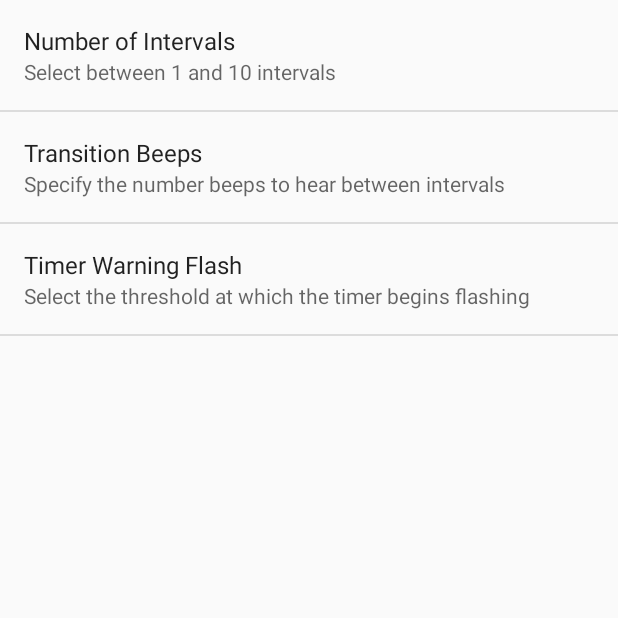
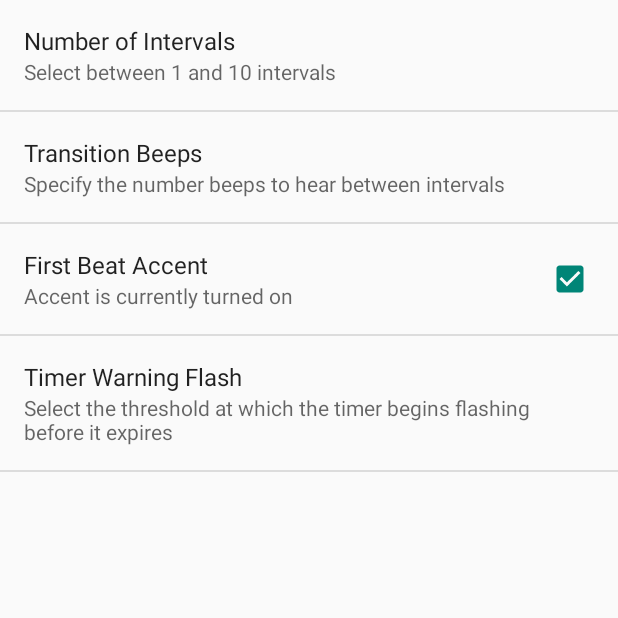
Before and after one commit to joenelsong/android_IntervalTimerMetronome, an Android app: the screen it shows after launch (SettingsActivity), after a tap on "SETTINGS", on a phone screen of 412 x 824 dp, the top half of it. Run offline under Robolectric (Android 15) with nearby library versions, the phone set to English and light mode, and no system bars; 3 other taps on this screen came first.

Commit message:
fixed bugs, added all features pretty much

```diff
--- a/app/src/main/java/com/joeynelson/timer/ControlsFragment.java
+++ b/app/src/main/java/com/joeynelson/timer/ControlsFragment.java
@@ -32,9 +32,9 @@ public class ControlsFragment extends Fragment {
     public int getMinutes() {   return Integer.parseInt(mMinutes.getText().toString());    }
     public int getSeconds() {   return Integer.parseInt(mSeconds.getText().toString());    }
     public int getBpm() {   return Integer.parseInt(mBPM.getText().toString());    }
+    public int getTimeSignatureNumerator() {    return Integer.parseInt(mTimeSigNum.getSelectedItem().toString());    }
+    public int getTimeSignatureDenominator() {    return Integer.parseInt(mTimeSigDen.getSelectedItem().toString());    }
 
-    public Spinner getSpinner1() { return mTimeSigNum; }
-    public Spinner getSpinner2() { return mTimeSigDen; }
     public void setSpinner1(int x) { mTimeSigNum.setSelection(x); }
     public void setSpinner2(int x) { mTimeSigDen.setSelection(x); }
     public void setLayoutColor(int c) { mLayout.setBackgroundColor(c);}
@@ -49,8 +49,8 @@ public class ControlsFragment extends Fragment {
 
         mTimeSigNum = (Spinner) view.findViewById(R.id.rythmspinner1); //Log.d("ControlsFragment", "sp =" + mTimeSigNum);
         mTimeSigDen = (Spinner) view.findViewById(R.id.rythmspinner2);
-        this.setSpinner1(3); // Set Spinner Default Values
-        this.setSpinner2(3); // Set Spinner Default Values
+        this.setSpinner1(2); // Set Spinner Default Values
+        this.setSpinner2(0); // Set Spinner Default Values
 
         mMinutes = (EditText) view.findViewById(R.id.editTextMinutes);
         mSeconds = (EditText) view.findViewById(R.id.editTextSeconds);
--- a/app/src/main/java/com/joeynelson/timer/MainActivity.java
+++ b/app/src/main/java/com/joeynelson/timer/MainActivity.java
@@ -25,16 +25,18 @@ import java.util.concurrent.TimeUnit;
 
 public class MainActivity extends AppCompatActivity implements View.OnClickListener
 {   private boolean logging = true;
+    protected boolean FirstLaunch = true;
+    private int MAX_NUMBER_OF_CONTROLS = 10;  // used for clean up
+    private int ON_RESUME_COUNT =2;
 
-    /*** <USER SPECIFIED SETTINGS> ***/
+    /*** <GLOBAL USER SETTINGS> ***/
     private SharedPreferences savedValues;
 
-    private static int mUSER_NumberOfControls;
-    private static int mUSER_NumberOfTransitionBeeps=0;
-    private static int mUSER_TimerExpirationWarning;
+    private  int mUSER_NumberOfControls;
+    private  int mUSER_NumberOfTransitionBeeps;
+    private  boolean mUSER_FirstBeatAccent;
+    private  int mUSER_TimerExpirationWarning;
 
-    // clean up
-    private int mCleanUpFragmentCount = 0;
 
     //~// Widgets //~//
     private Button mStartButton;
@@ -48,7 +50,10 @@ public class MainActivity extends AppCompatActivity implements View.OnClickListe
     protected int mPreviousTimerIndex=-1;
     private ControlsFragment[] mControlsFragments;
 
-    protected int mTickCount;
+    // Time Signature Variables
+    protected int mTimeSignatureNumerator;
+    protected int mTimeSignatureDenominator;
+
 
     // Timer Helper Variables and Index Trackers
     private static final String FORMAT = "%02d:%02d:%02d"; // Format to output time for clock
@@ -60,6 +65,9 @@ public class MainActivity extends AppCompatActivity implements View.OnClickListe
     // Media Player Objects and there sound files //
     protected MediaPlayer mMediaPlayer_Metronome;
     protected int mMediaPlayer_Metronome_SOUNDFILE_ID = R.raw.weakpulse_20ms;
+
+    protected MediaPlayer mMediaPlayer_MetronomeAccent;
+    protected int mMediaPlayer_MetronomeAccent_SOUNDFILE_ID = R.raw.druminfected__metronome;
 
     protected MediaPlayer mMediaPlayer_Transition;
     protected int mMediaPlayer_Transition_SOUNDFILE_ID = R.raw.transition_beep;
@@ -135,6 +143,13 @@ public class MainActivity extends AppCompatActivity implements View.OnClickListe
                     int tickRate = Math.round( 1000/bps );  // 1000ms divided by beats per second // Rounded to conver to integer
 
                     Log.d("onClick", "  Create CountDownTimer realTickRate = " + tickRate);
+
+                    // Configure Time Signature Settings
+                    mTimeSignatureNumerator=mControlsFragments[mActiveTimerIndex].getTimeSignatureNumerator();
+                    mTimeSignatureDenominator=mControlsFragments[mActiveTimerIndex].getTimeSignatureDenominator();
+                    if (mTimeSignatureDenominator == 8) { // @X Temp if Time Signature is using 8th notes instead of 4th notes.
+                        tickRate = tickRate / 2;
+                    }
 
                     // Create CountDownTimer
                     CreateCountDownTimer(hrs * 3600000 + mins * 60000 + secs * 1000, tickRate);
@@ -217,8 +232,8 @@ public class MainActivity extends AppCompatActivity implements View.OnClickListe
                 Toast.makeText(this, "Error: BPM must be at least 15 or 0 to disable sound", Toast.LENGTH_LONG).show();
                 return false;
             }
-            if (ctrl.getBpm() > 360) {
-                Toast.makeText(this, "Error: BPM must be at most < 360", Toast.LENGTH_LONG).show();
+            if (ctrl.getBpm() > 240) {
+                Toast.makeText(this, "Error: BPM must be at most 240", Toast.LENGTH_LONG).show();
                 return false;
             }
         }
@@ -249,8 +264,10 @@ public class MainActivity extends AppCompatActivity implements View.OnClickListe
                     /******** METRONOME SOUND *********/
                     if (BPM!= 0) {
                         if (TickCount%4 ==0) {
-                            //mMediaPlayer_Metronome.release();
-                            mMediaPlayer_Metronome.start();
+                            if ( ( (TickCount/4) % mTimeSignatureNumerator == 0) && mUSER_FirstBeatAccent)
+                                mMediaPlayer_MetronomeAccent.start();
+                            else
+                                mMediaPlayer_Metronome.start();
                         }
                     }
 
@@ -284,8 +301,15 @@ public class MainActivity extends AppCompatActivity implements View.OnClickListe
                 mTime.clearAnimation(); // stops flashing text if it is taking place
 
 
-                /******** One Final Metronome sound *********/
-                if (BPM!= 0) {    mMediaPlayer_Metronome.start();        }
+                /********ONE LAST METRONOME SOUND *********/
+                if (BPM!= 0) {
+                    if (TickCount%4 ==0) {
+                        if ( ( (TickCount/4) % mTimeSignatureNumerator == 0) && mUSER_FirstBeatAccent)
+                            mMediaPlayer_MetronomeAccent.start();
+                        else
+                            mMediaPlayer_Metronome.start();
+                    }
+                }
 
                 if (mNumActiveTimerSwitches != -1) //   || mTimerState != "STOPPED"
                 { if (logging) Log.d("OnFinish()", "if (mNumActiveTimerSwitches != 0)" + "mNumActiveTimerSwitches = " + mNumActiveTimerSwitches);
@@ -298,7 +322,6 @@ public class MainActivity extends AppCompatActivity implements View.OnClickListe
                         }
                     }
 
-
                 }
                     mTimerState = "STOPPED";
                     mActiveTimerIndex = mActiveTimerIndex + 1;
@@ -306,10 +329,9 @@ public class MainActivity extends AppCompatActivity implements View.OnClickListe
 
             }
         }.start();
-        /******** BEEP SOUND *********/ // Beep onces right away
-        if (mControlsFragments[mActiveTimerIndex].getBpm() != 0) {  mMediaPlayer_Metronome.start();  }
+    }
 
-    }
+
     public void highlightTimer(int x)    {        mControlsFragments[x].setLayoutColor(Color.GREEN);    }
 
     public void unhighlightTimer(int x)    {        mControlsFragments[x].setLayoutColor(Color.LTGRAY);    }
@@ -340,7 +362,7 @@ public class MainActivity extends AppCompatActivity implements View.OnClickListe
             return true;
         }
         else if (id== R.id.action_about) {
-            Toast.makeText(this, "Ispiration for this timer comes from various interval training activities with Sigung Colin Davey of Colin Davey Combat Arts", Toast.LENGTH_SHORT).show();
+            Toast.makeText(this, "Inspiration for this timer comes from various interval training activities with Sigung Colin Davey of Colin Davey Combat Arts", Toast.LENGTH_SHORT).show();
             return true;
         }
 
@@ -366,48 +388,58 @@ public class MainActivity extends AppCompatActivity implements View.OnClickListe
 
             /*** Create Media Players ***/;
             mMediaPlayer_Metronome = MediaPlayer.create(this, mMediaPlayer_Metronome_SOUNDFILE_ID);
+            mMediaPlayer_MetronomeAccent = MediaPlayer.create(this, mMediaPlayer_MetronomeAccent_SOUNDFILE_ID);
             mMediaPlayer_Transition = MediaPlayer.create(this, mMediaPlayer_Transition_SOUNDFILE_ID);
             mMediaPlayer_End= MediaPlayer.create(this, mMediaPlayer_End_SOUNDFILE_ID);
 
             String tag = "";
             ControlsFragment ctrlfrag;
 
-            FragmentManager fragMan = getSupportFragmentManager();
-            FragmentTransaction fragTran = fragMan.beginTransaction();
-
-
         /*******************************************************************************************
         *     Clean up old fragments if user uses settings and therefore calls onResume() again    *
         *******************************************************************************************/
-            for (int i = 0; i < mCleanUpFragmentCount; i++) {
+
+            FragmentManager fragManRemove = getSupportFragmentManager();
+            FragmentTransaction fragTranRemove = fragManRemove.beginTransaction();
+
+            for (int i = 0; i < MAX_NUMBER_OF_CONTROLS; i++) {
                 tag = "cfrag"+i;
-                ControlsFragment oldFragment = (ControlsFragment) getSupportFragmentManager().findFragmentByTag(tag);
+                ControlsFragment oldFragment = (ControlsFragment) fragManRemove.findFragmentByTag(tag);
                 if(oldFragment != null) {
-                    getSupportFragmentManager().beginTransaction().remove(oldFragment).commit();
+                    fragTranRemove.remove(oldFragment);
                 }
             }
+
+            fragTranRemove.commit(); // commit additions
+            fragManRemove.executePendingTransactions();
 
             /***************************************************************************************
              *    Dynamically create fragments based on number of controls specified by the user    *
              **************************************************************************************/
+
+            FragmentManager fragManAdd = getSupportFragmentManager();
+            FragmentTransaction fragTranAdd = fragManAdd.beginTransaction();
+
             for (int i = 0; i < mUSER_NumberOfControls; i++) {
                 tag = "cfrag" + i;
                 ctrlfrag = new ControlsFragment();
-                fragTran.add(R.id.fragment_container, ctrlfrag, tag);
+                fragTranAdd.add(R.id.fragment_container, ctrlfrag, tag);
             }
 
-            fragTran.commit(); // commit additions
-            fragMan.executePendingTransactions();
+            fragTranAdd.commit(); // commit additions
+            fragManAdd.executePendingTransactions();
 
             // Populate Fragments Array to reference fragments that were just created
             mControlsFragments = new ControlsFragment[mUSER_NumberOfControls];
             for (int b = 0; b < mUSER_NumberOfControls; b++) {
-                tag = "cfrag"+b;
+                if (ON_RESUME_COUNT%2 == 0) // This fixes a bug in android/java code where the fragments can get reversed: http://stackoverflow.com/questions/23504790/android-multiple-fragment-transaction-ordering/23523922#23523922
+                    tag = "cfrag"+(b);
+                else
+                    tag = "cfrag"+(mUSER_NumberOfControls-b-1);
                 mControlsFragments[b] = (ControlsFragment) getSupportFragmentManager().findFragmentByTag(tag); //if (logging) Log.d("ClockFragment", "OnClick = " + cFrag);
             }
-            mCleanUpFragmentCount = mControlsFragments.length;
-
         }
+        ON_RESUME_COUNT++;
     }
 
     @Override
--- a/app/src/main/res/layout/fragment_controls.xml
+++ b/app/src/main/res/layout/fragment_controls.xml
@@ -70,7 +70,7 @@
         android:layout_height="wrap_content"
         android:id="@+id/rythmspinner1"
         android:layout_weight=".45"
-        android:entries="@array/time_signatures"
+        android:entries="@array/time_signature_numerator"
         android:textSize="24dp"/>
 
     <TextView
@@ -87,7 +87,7 @@
         android:layout_height="wrap_content"
         android:id="@+id/rythmspinner2"
         android:layout_weight=".45"
-        android:entries="@array/time_signatures"
+        android:entries="@array/time_signature_denominator"
         android:textSize="24dp" />
 
 </LinearLayout>
--- a/app/src/main/res/xml/activity_settings.xml
+++ b/app/src/main/res/xml/activity_settings.xml
@@ -3,7 +3,7 @@
 
     <ListPreference
         android:key="pref_num_of_timers"
-        android:defaultValue="3"
+        android:defaultValue="4"
         android:entries="@array/timer_count_options"
         android:entryValues="@array/timer_count_options"
         android:title="Number of Intervals"
@@ -14,19 +14,30 @@
         android:key="pref_num_of_transition_beeps"
         android:title="Transition Beeps"
         android:summary="Specify the number beeps to hear between intervals"
-        android:defaultValue="5"
+        android:defaultValue="3"
         android:inputType="number"
         android:textSize="@dimen/abc_text_size_small_material"
         >
+    </EditTextPreference>
 
-    </EditTextPreference>
+    <CheckBoxPreference
+        android:key="pref_first_beat_accent"
+        android:defaultValue="true"
+        android:title="First Beat Accent"
+        android:summaryOn="Accent is currently turned on"
+        android:summaryOff="Accent is currently turned off"
+        >
+    </CheckBoxPreference>
+
     <ListPreference
         android:key="pref_expiration_warning_duration"
         android:defaultValue="2"
         android:entries="@array/expiration_warning_options"
         android:entryValues="@array/expiration_warning_values"
         android:title="Timer Warning Flash"
-        android:summary="Select the threshold at which the timer begins flashing">
+        android:summary="Select the threshold at which the timer begins flashing before it expires"
+        >
     </ListPreference>
 
+
 </PreferenceScreen>
```
Also changed, not shown: app/src/main/java/com/joeynelson/timer/FragmentTransactionBugFixHack.java (added, +14 -0 lines), app/src/main/res/values/arrays.xml (+10 -2 lines), 3 other files.
